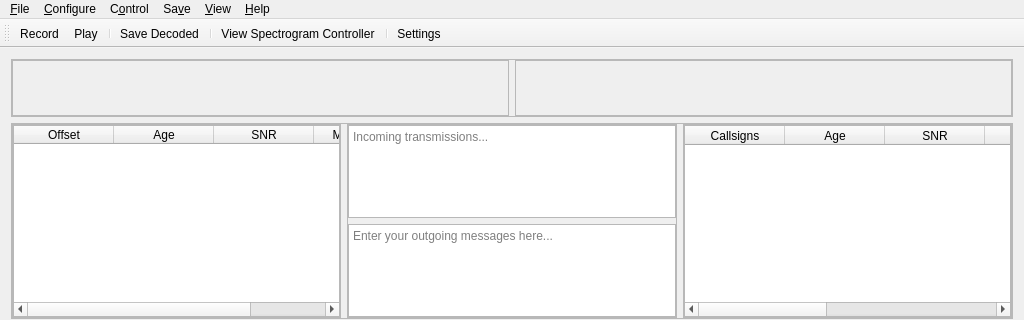
First picture: the form in src/ui/mainwindow.ui, repository GekkoFyre/small-world-deluxe, before the edit; both pictures show x 0 to 1024 and y 0 to 320 of the 1024 by 768 pixel window.
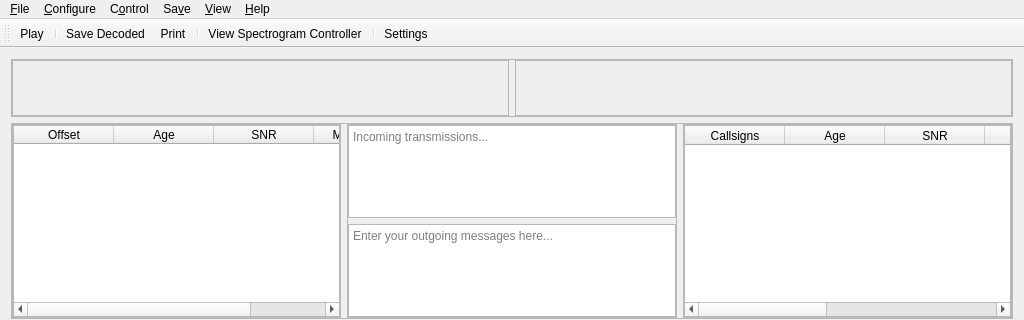
Second picture: the form after the edit.

```diff
--- a/src/ui/mainwindow.ui
+++ b/src/ui/mainwindow.ui
@@ -969,10 +969,10 @@
    <attribute name="toolBarBreak">
     <bool>false</bool>
    </attribute>
-   <addaction name="actionRecord"/>
    <addaction name="actionPlay"/>
    <addaction name="separator"/>
    <addaction name="actionSave_Decoded_Ab"/>
+   <addaction name="actionPrint"/>
    <addaction name="separator"/>
    <addaction name="actionView_Spectrogram_Controller"/>
    <addaction name="separator"/>
@@ -1227,6 +1227,17 @@
     <string>Ctrl+Shift+O</string>
    </property>
   </action>
+  <action name="actionPrint">
+   <property name="text">
+    <string>Print</string>
+   </property>
+   <property name="toolTip">
+    <string>Print out a transcript of your conversations</string>
+   </property>
+   <property name="shortcut">
+    <string>Ctrl+P</string>
+   </property>
+  </action>
  </widget>
  <layoutdefault spacing="6" margin="11"/>
  <resources/>
```
